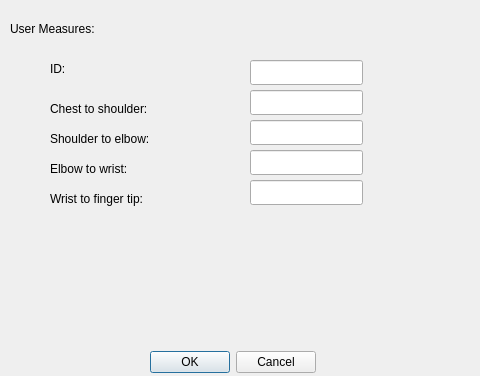
First picture: the form in ui/new_user.ui, repository frdedynamics/Appihr_project_helse_frde, before the edit.
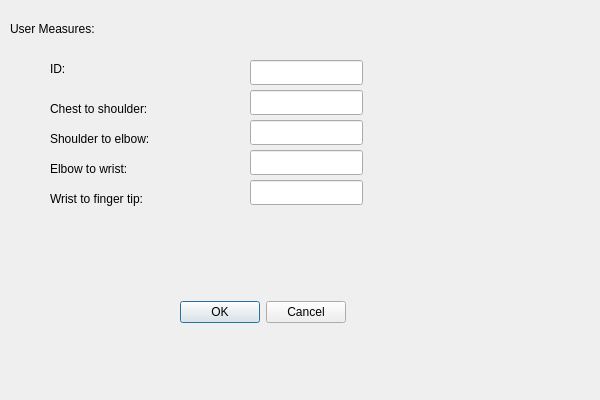
Second picture: the form after the edit.

```diff
--- a/ui/new_user.ui
+++ b/ui/new_user.ui
@@ -6,8 +6,8 @@
    <rect>
     <x>0</x>
     <y>0</y>
-    <width>480</width>
-    <height>376</height>
+    <width>600</width>
+    <height>400</height>
    </rect>
   </property>
   <property name="windowTitle">
@@ -121,8 +121,8 @@
   <widget class="QDialogButtonBox" name="buttonBox">
    <property name="geometry">
     <rect>
-     <x>150</x>
-     <y>350</y>
+     <x>180</x>
+     <y>300</y>
      <width>166</width>
      <height>25</height>
     </rect>
```
